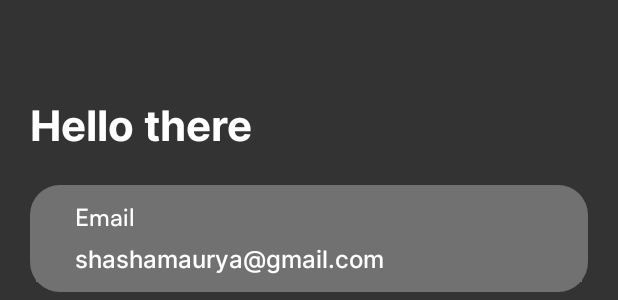
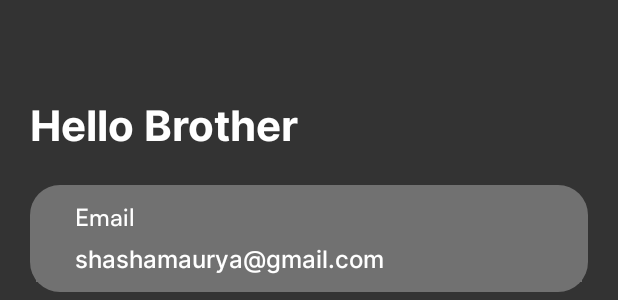
Before and after one commit to MritunjaiMaurya/HungryDevops, an Android app: the layout activity_login.xml on its own in the app's theme, with its tools: preview values and no code run, on a phone screen of 412 x 824 dp. Shown: the part 130-430 px from the top of the screen. Run offline under Robolectric (Android 15) with nearby library versions, the phone set to English and light mode, and no system bars.

Commit message:
commit by prateek

```diff
--- a/app/src/main/res/layout/activity_login.xml
+++ b/app/src/main/res/layout/activity_login.xml
@@ -13,7 +13,7 @@
         android:fontFamily="@font/bold"
         android:textSize="28sp"
         android:paddingHorizontal="20dp"
-        android:text="Hello there"
+        android:text="Hello Brother"
         android:layout_marginTop="150dp"
         android:textColor="@color/white"
         app:layout_constraintTop_toTopOf="parent"/>
```
